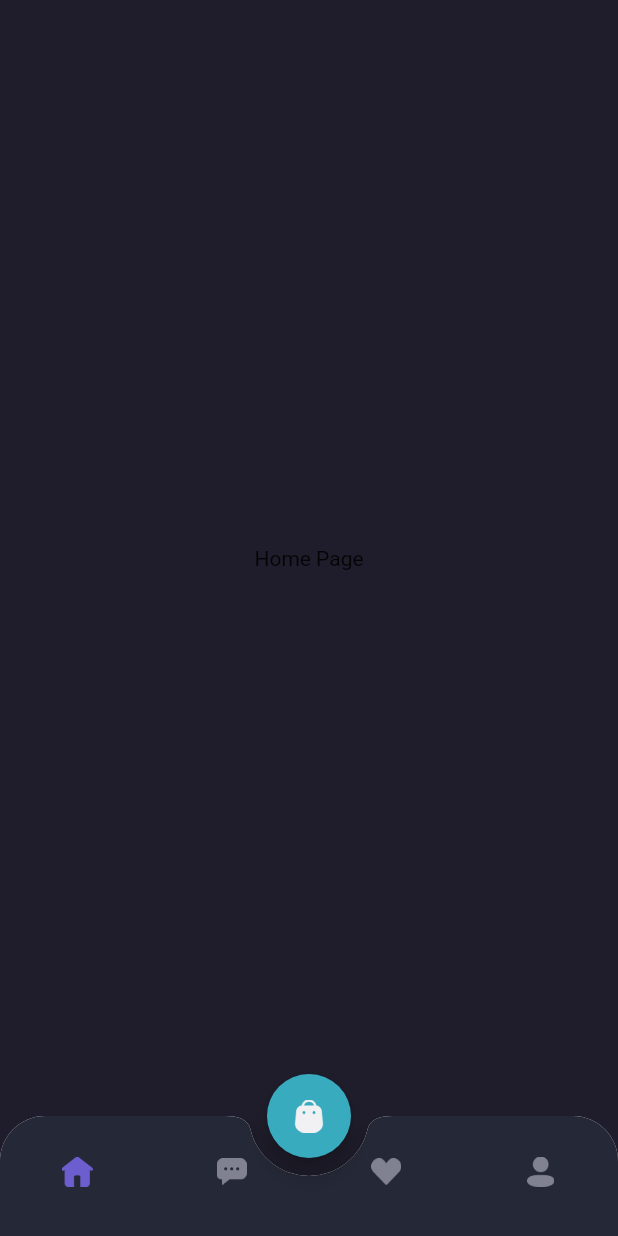
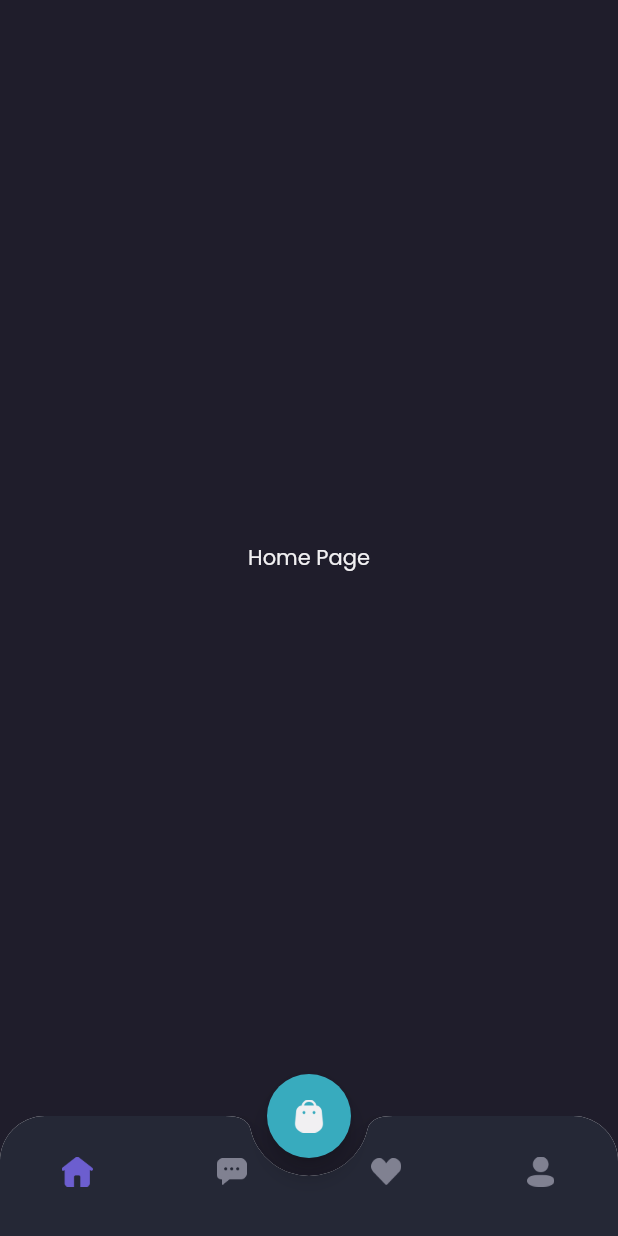
Before and after one commit to sugeng20/shamo, a Flutter app: the MainPage screen opened by its route, on a phone screen of 412 x 824 dp. Run offline on Flutter 3.47's test engine with Material 2 defaults, Android fonts, the phone set to English and light mode, and no system bars; our stand-ins replace google_fonts.

```diff
--- a/lib/pages/home/chat_page.dart
+++ b/lib/pages/home/chat_page.dart
@@ -1,4 +1,5 @@
 import 'package:flutter/material.dart';
+import 'package:shamo/theme.dart';
 
 class ChatPage extends StatelessWidget {
   const ChatPage({Key? key}) : super(key: key);
@@ -6,7 +7,10 @@ class ChatPage extends StatelessWidget {
   @override
   Widget build(BuildContext context) {
     return Center(
-      child: Text('Chat Page'),
+      child: Text(
+        'Chat Page',
+        style: primaryTextStyle,
+      ),
     );
   }
 }
--- a/lib/pages/home/home_page.dart
+++ b/lib/pages/home/home_page.dart
@@ -1,4 +1,5 @@
 import 'package:flutter/material.dart';
+import 'package:shamo/theme.dart';
 
 class HomePage extends StatelessWidget {
   const HomePage({Key? key}) : super(key: key);
@@ -6,7 +7,10 @@ class HomePage extends StatelessWidget {
   @override
   Widget build(BuildContext context) {
     return Center(
-      child: Text('Home Page'),
+      child: Text(
+        'Home Page',
+        style: primaryTextStyle,
+      ),
     );
   }
 }
--- a/lib/pages/home/profile_page.dart
+++ b/lib/pages/home/profile_page.dart
@@ -1,4 +1,5 @@
 import 'package:flutter/material.dart';
+import 'package:shamo/theme.dart';
 
 class ProfilePage extends StatelessWidget {
   const ProfilePage({Key? key}) : super(key: key);
@@ -6,7 +7,10 @@ class ProfilePage extends StatelessWidget {
   @override
   Widget build(BuildContext context) {
     return Center(
-      child: Text('Profile Page'),
+      child: Text(
+        'Profile Page',
+        style: primaryTextStyle,
+      ),
     );
   }
 }
--- a/lib/pages/home/wishlist_page.dart
+++ b/lib/pages/home/wishlist_page.dart
@@ -1,4 +1,5 @@
 import 'package:flutter/material.dart';
+import 'package:shamo/theme.dart';
 
 class WishlistPage extends StatelessWidget {
   const WishlistPage({Key? key}) : super(key: key);
@@ -6,7 +7,10 @@ class WishlistPage extends StatelessWidget {
   @override
   Widget build(BuildContext context) {
     return Center(
-      child: Text('Wishlist Page'),
+      child: Text(
+        'Wishlist Page',
+        style: primaryTextStyle,
+      ),
     );
   }
 }
```
